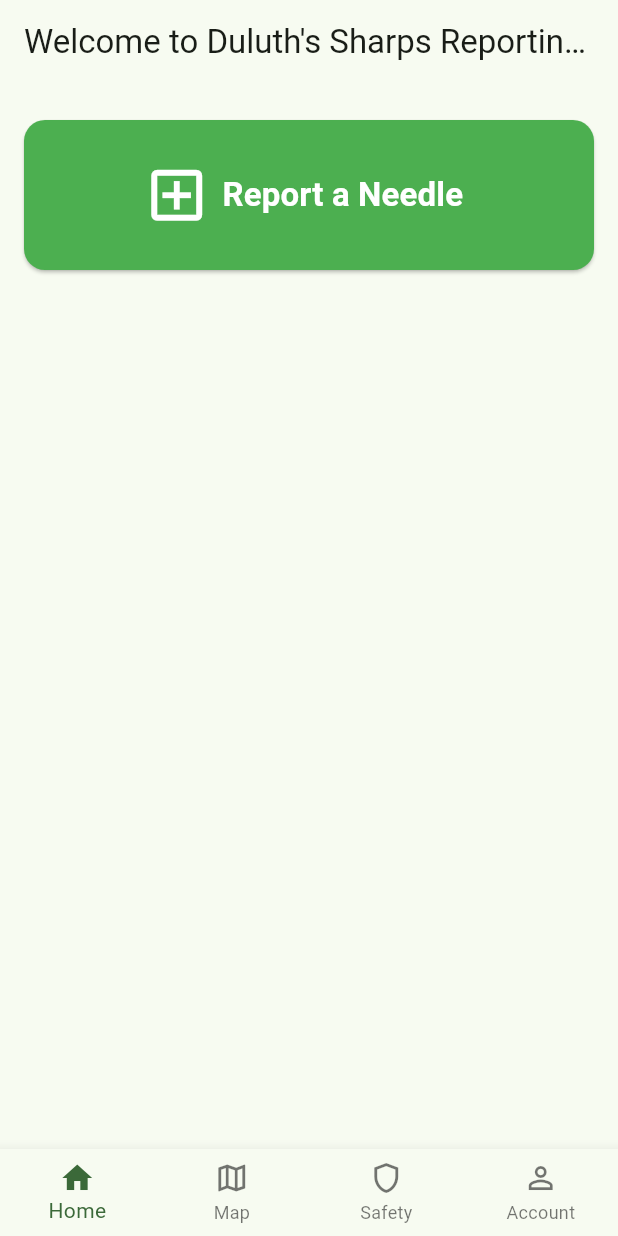
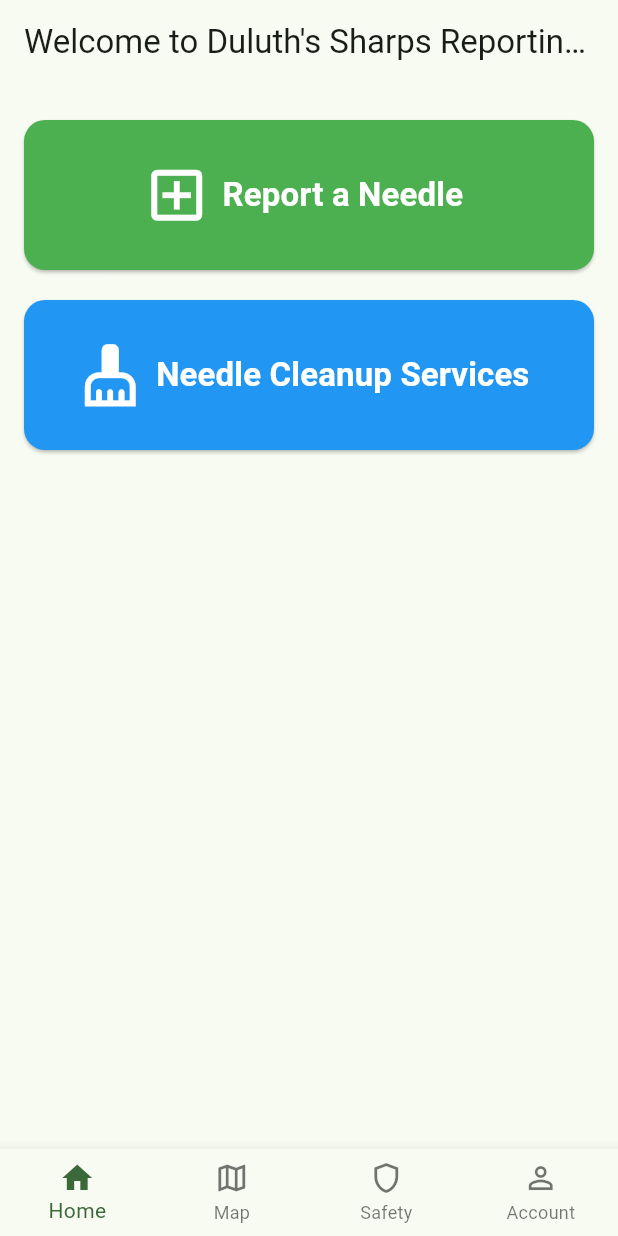
Before and after one commit to easrindahl/No-Sharps-Project, a Flutter app: the screen it shows after launch, on a phone screen of 412 x 824 dp. Run offline on Flutter 3.47's test engine with Material 3 defaults, Android fonts, the phone set to English and light mode, and no system bars; our stand-ins replace image_picker, supabase_flutter; accounts and stored records are empty.

Commit message:
Update home_view.dart with cleanup service button

```diff
--- a/lib/views/home_view.dart
+++ b/lib/views/home_view.dart
@@ -1,3 +1,4 @@
+
 import 'package:flutter/material.dart';
 
 class HomeView extends StatelessWidget {
@@ -11,9 +12,10 @@
       ),
       body: Padding(
         padding: const EdgeInsets.fromLTRB(16, 24, 16, 16),
-        child: Align(
-          alignment: Alignment.topCenter,
-          child: SizedBox(
+        child: Column(
+          children: [
+            // Report Button
+            SizedBox(
               width: double.infinity,
               height: 100,
               child: ElevatedButton.icon(
@@ -32,6 +34,31 @@
                 ),
               ),
             ),
+
+            const SizedBox(height: 20),
+
+            // Cleanup Services Button
+            SizedBox(
+              width: double.infinity,
+              height: 100,
+              child: ElevatedButton.icon(
+                onPressed: () =>
+                    Navigator.pushNamed(context, '/cleanup_services'),
+                icon: const Icon(Icons.cleaning_services, size: 45),
+                label: const Text(
+                  'Needle Cleanup Services',
+                  style: TextStyle(fontSize: 22, fontWeight: FontWeight.w700),
+                ),
+                style: ElevatedButton.styleFrom(
+                  backgroundColor: Colors.blue,
+                  foregroundColor: Colors.white,
+                  shape: RoundedRectangleBorder(
+                    borderRadius: BorderRadius.circular(14),
+                  ),
+                ),
+              ),
+            ),
+          ],
         ),
       ),
     );
```
Lines whose indentation alone changed are shown as unchanged.
